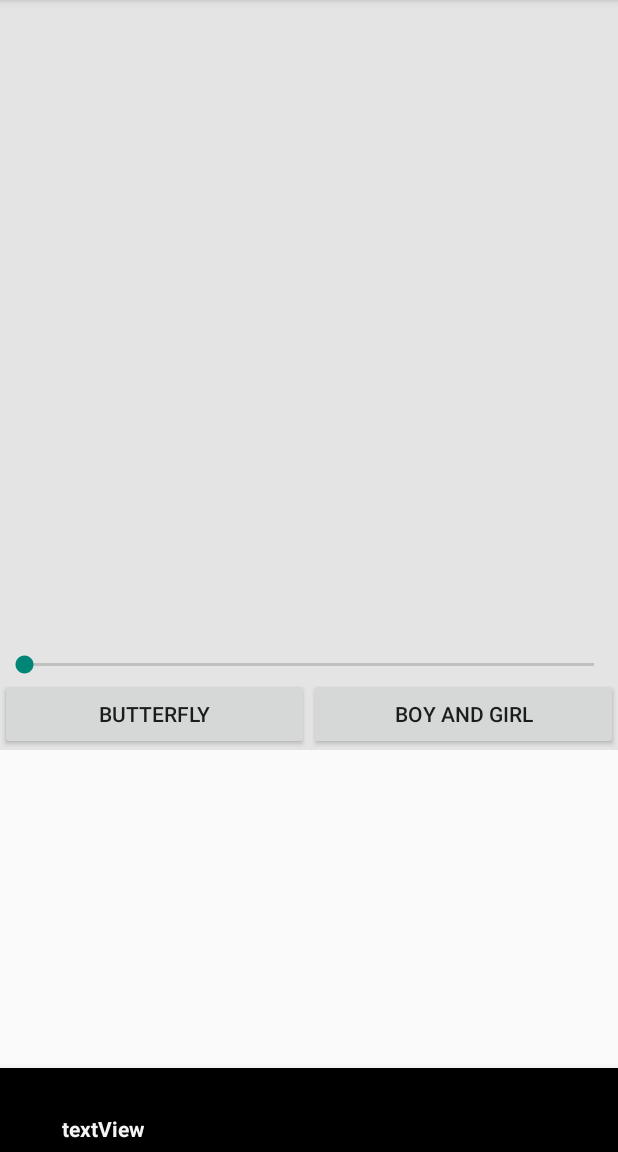
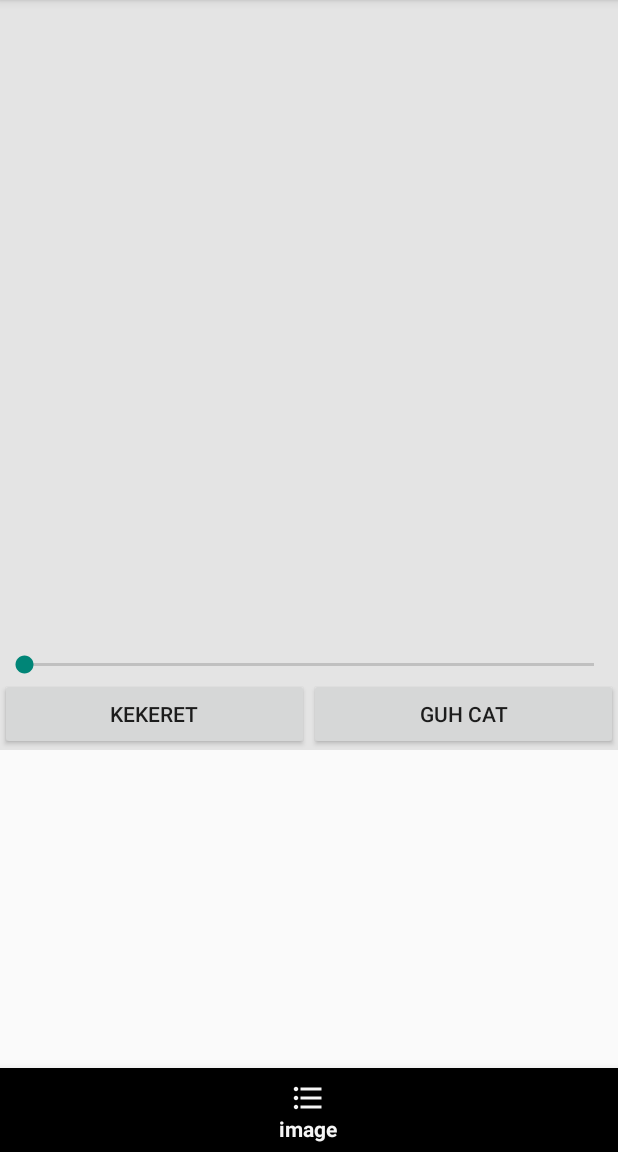
Before and after one commit to szymczycha/SingleActivityArchitecture, an Android app: the screen it shows after launch (MainActivity), item 2 of the bottom bar chosen, on a phone screen of 412 x 824 dp, the part 84-1236 px from its top. Run offline under Robolectric (Android 15) with nearby library versions, the phone set to English and light mode, and no system bars; our stand-ins replace data binding.

Commit message:
got bored, fixed some stuff

```diff
--- a/App03/app/src/main/java/com/example/app03/ImageFragment.java
+++ b/App03/app/src/main/java/com/example/app03/ImageFragment.java
@@ -17,7 +17,7 @@ public class ImageFragment extends Fragment {
                              Bundle savedInstanceState) {
         fragmentImageBinding = FragmentImageBinding.inflate(inflater);
         View view = fragmentImageBinding.getRoot();
-        Data data = new Data("Image fragment", 0xff003e42, 50, "https://cdn.discordapp.com/attachments/715515134419796039/1081981830498103347/bigButterfly.png");
+        Data data = new Data("Image fragment", 0xff003e42, 50, "https://tr.rbxcdn.com/4caf56312d6722d708493b0a341602a0/420/420/Hat/Png");
         fragmentImageBinding.setData(data);
         return view;
 //        return inflater.inflate(R.layout.fragment_image, container, false);
--- a/App03/app/src/main/java/com/example/app03/MainActivity.java
+++ b/App03/app/src/main/java/com/example/app03/MainActivity.java
@@ -4,9 +4,12 @@ import androidx.appcompat.app.AppCompatActivity;
 import androidx.fragment.app.Fragment;
 
 import android.os.Bundle;
+import android.util.Log;
 import android.view.View;
+import android.widget.Button;
 
 import com.example.app03.databinding.ActivityMainBinding;
+import com.google.android.material.navigation.NavigationBarView;
 
 public class MainActivity extends AppCompatActivity {
     private ActivityMainBinding activityMainBinding;
@@ -18,8 +21,8 @@ public class MainActivity extends AppCompatActivity {
         setContentView(view);
         replaceFragment(new TVFragment());
         activityMainBinding.bottomMenu.setOnItemSelectedListener(v -> {
+            Log.d("xxx", String.valueOf(activityMainBinding.bottomMenu.getLabelVisibilityMode()) );
             switch (v.getItemId()) {
-
                 case R.id.menuTextView:
                     replaceFragment(new TVFragment());
                     break;
@@ -30,7 +33,7 @@ public class MainActivity extends AppCompatActivity {
                     replaceFragment(new ImageFragment());
                     break;
             }
-            return false;
+            return true;
         });
 
 //        setContentView(R.layout.activity_main);
--- a/App03/app/src/main/res/layout/activity_main.xml
+++ b/App03/app/src/main/res/layout/activity_main.xml
@@ -19,5 +19,6 @@
         android:layout_width="match_parent"
         android:layout_height="wrap_content"
         android:layout_alignParentBottom="true"
+        app:labelVisibilityMode="selected"
         app:menu="@menu/bottom_menu" />
 </RelativeLayout>
--- a/App03/app/src/main/res/layout/fragment_image.xml
+++ b/App03/app/src/main/res/layout/fragment_image.xml
@@ -45,15 +45,15 @@
                 <Button
                     android:layout_width="match_parent"
                     android:layout_weight="1"
-                    android:text="butterfly"
+                    android:text="kekeret"
                     android:layout_height="wrap_content"
-                    android:onClick="@{()->data.setImageUrl(`https://cdn.discordapp.com/attachments/715515134419796039/1081981830498103347/bigButterfly.png`)}"/>
+                    android:onClick="@{()->data.setImageUrl(`https://static.wikia.nocookie.net/silly-cat/images/4/4f/Wire_Cat.png/revision/latest/thumbnail/width/360/height/360?cb=20231001190626`)}"/>
                 <Button
                     android:layout_width="match_parent"
                     android:layout_weight="1"
-                    android:text="boy and girl"
+                    android:text="guh cat"
                     android:layout_height="wrap_content"
-                    android:onClick="@{()->data.setImageUrl(`https://cdn.discordapp.com/attachments/715515134419796039/1081981830129008773/girlAndBoy.png`)}"/>
+                    android:onClick="@{()->data.setImageUrl(`https://tr.rbxcdn.com/4caf56312d6722d708493b0a341602a0/420/420/Hat/Png`)}"/>
             </LinearLayout>
         </LinearLayout>
 
--- a/App03/app/src/main/res/menu/bottom_menu.xml
+++ b/App03/app/src/main/res/menu/bottom_menu.xml
@@ -3,11 +3,14 @@
     xmlns:android="http://schemas.android.com/apk/res/android">
     <item
         android:id="@+id/menuTextView"
+        android:icon="@drawable/home_icon"
         android:title="textView" />
     <item
         android:id="@+id/menuImage"
+        android:icon="@drawable/list_icon"
         android:title="image" />
     <item
         android:id="@+id/menuButtons"
+        android:icon="@drawable/ic_baseline_settings_24"
         android:title="buttons" />
 </menu>
```
